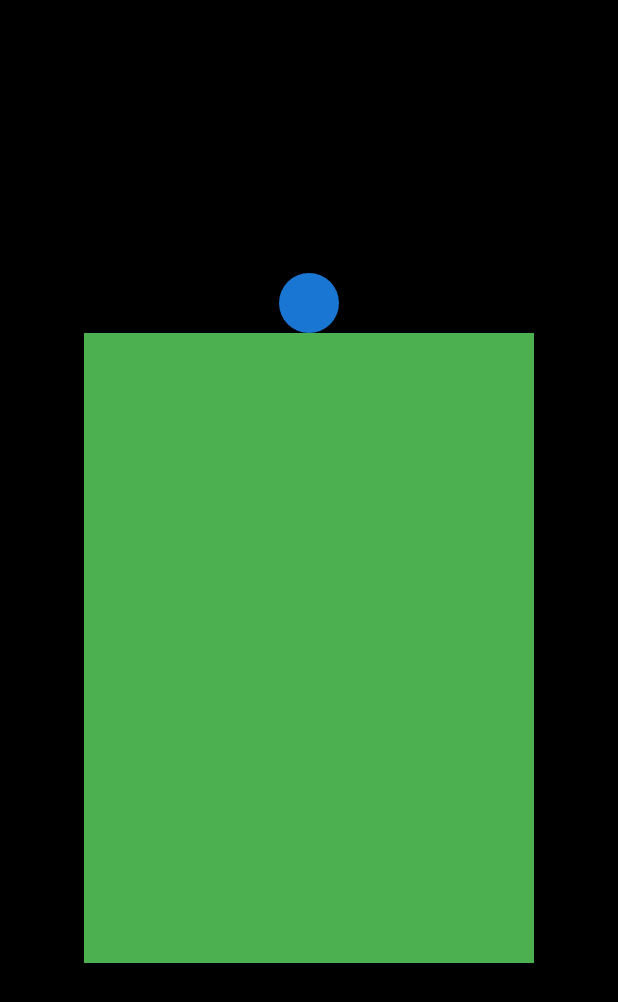
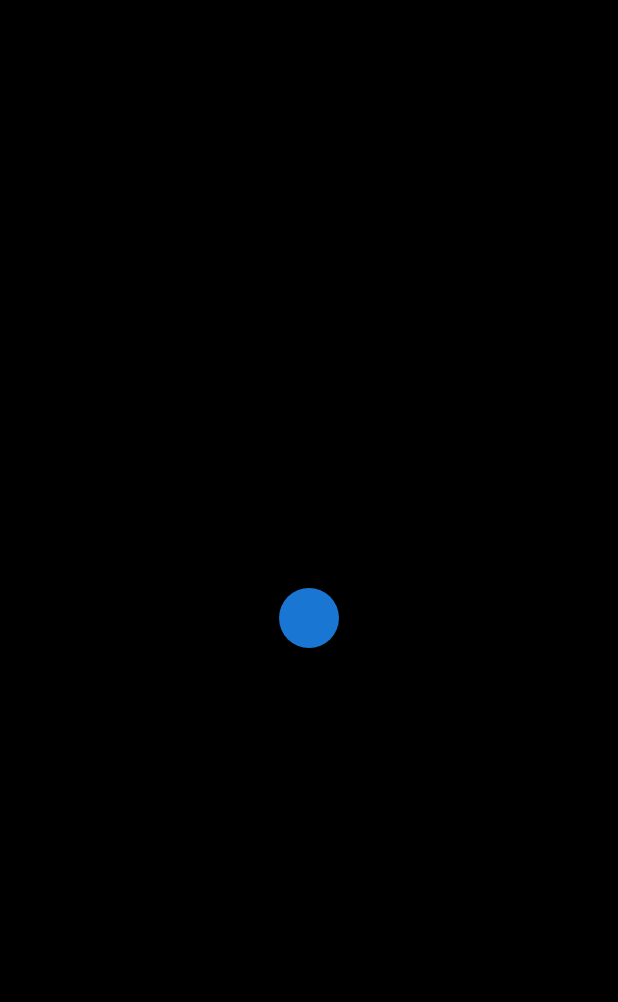
Before and after one commit to Hitesh123mori/Scanner-App---Flutter, a Flutter app: the first screen one second after launch, on a phone screen of 412 x 824 dp. Shown: the top 1002 px of the screen. Run offline on Flutter 3.47's test engine with Material 2 defaults, Android fonts, the phone set to English and light mode, and no system bars; our stand-ins replace cloud_firestore, firebase_auth, firebase_core, permission_handler, shared_preferences; missing offline and left inert: qrscan; accounts and stored records are empty.

Commit message:
Final Commit

```diff
--- a/lib/screens/SplashScreen.dart
+++ b/lib/screens/SplashScreen.dart
@@ -1,5 +1,5 @@
 import 'dart:async';
-import 'dart:math' as math ;
+
 import 'package:firebase_auth/firebase_auth.dart';
 import 'package:flutter/material.dart';
 import '../widgets/app_colors.dart';
@@ -13,15 +13,7 @@ class SplashScreen extends StatefulWidget {
   State<SplashScreen> createState() => _SplashScreenState();
 }
 
-class _SplashScreenState extends State<SplashScreen> with TickerProviderStateMixin {
-  late final AnimationController _controller =
-  AnimationController(duration: Duration(seconds: 5), vsync: this)..repeat();
-
-  void dispose()
-  {
-    _controller.dispose() ;
-    super.dispose() ;
-  }
+class _SplashScreenState extends State<SplashScreen> {
   @override
   void initState() {
     super.initState();
@@ -49,23 +41,6 @@ class _SplashScreenState extends State<SplashScreen> with TickerProviderStateMix
             mainAxisAlignment: MainAxisAlignment.center,
             children: [
               CircleAvatar() ,
-              AnimatedBuilder(
-                animation: _controller,
-                child: Center(
-                  child: Container(
-                    color: Colors.red,
-                    width: 300 ,
-                    child: Container(color: Colors.green,
-                      width: 23,height: 420,),
-                  ),
-                ),
-                builder: (BuildContext context , Widget ? child) {
-                  return Transform.rotate(
-                    angle: _controller.value * 50 * math.pi,
-                    child: child,
-                  );
-                },
-              ),
             ],
           ),
         ),
```
Also changed, not shown: lib/assets/Images/bottomrightcorner.jpg (added), lib/assets/Images/topleftcorner.jpg (added).
